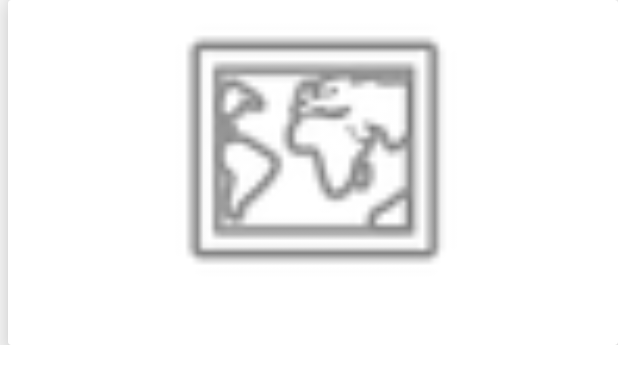
After one commit to 0scarL/AC_MovieDB, an Android app: the layout layout_movie_item.xml on its own in the app's theme, with its tools: preview values and no code run, on a phone screen of 412 x 824 dp. The commit adds this screen. Shown: the top 384 px of the screen. Run offline under Robolectric (Android 15) with nearby library versions, the phone set to English and light mode, and no system bars; network calls fail.

Commit message:
Creacion de Recycler view, servicios de Retrofit, layouts para ver peliculas titulo y poster, y se traen datos con uso de metodos standar de Android para realizar peticion fuera de hilo principal

```diff
--- a/app/src/main/java/com/e/ac_moviedb/Model/MovieDb.kt
+++ b/app/src/main/java/com/e/ac_moviedb/Model/Movie.kt
@@ -2,7 +2,7 @@ package com.e.ac_moviedb.Model
 
 import com.google.gson.annotations.SerializedName
 
-data class MovieDb(
+data class Movie(
     val adult: Boolean,
     @SerializedName("backdrop_path")
     val backdropPath: String,
--- a/app/src/main/java/com/e/ac_moviedb/Model/MovieDbResults.kt
+++ b/app/src/main/java/com/e/ac_moviedb/Model/MovieDbResults.kt
@@ -4,7 +4,7 @@ import com.google.gson.annotations.SerializedName
 
 data class MovieDbResults(
     val page: Int,
-    val results: List<MovieDb>,
+    val results: List<Movie>,
     @SerializedName("total_pages")
     val totalPages: Int,
     @SerializedName("total_results")
--- /dev/null
+++ b/app/src/main/res/layout/layout_movie_item.xml
@@ -0,0 +1,49 @@
+<?xml version="1.0" encoding="utf-8"?>
+<androidx.constraintlayout.widget.ConstraintLayout
+    xmlns:android="http://schemas.android.com/apk/res/android"
+    android:layout_width="match_parent"
+    android:layout_height="wrap_content"
+    xmlns:app="http://schemas.android.com/apk/res-auto">
+
+    <androidx.cardview.widget.CardView
+        android:id="@+id/my_cardview"
+        android:layout_width="match_parent"
+        android:layout_height="wrap_content"
+        app:cardElevation="15dp"
+        android:layout_marginStart="5dp"
+        app:layout_constraintStart_toStartOf="parent"
+        app:layout_constraintEnd_toEndOf="parent"
+        app:layout_constraintTop_toTopOf="parent"
+        app:layout_constraintBottom_toBottomOf="parent"
+        >
+        <androidx.constraintlayout.widget.ConstraintLayout
+            android:layout_width="match_parent"
+            android:layout_height="match_parent">
+
+        <ImageView
+            android:id="@+id/item_image"
+            android:layout_width="match_parent"
+            android:layout_height="200dp"
+            app:srcCompat="@android:drawable/ic_menu_mapmode"
+            app:layout_constraintTop_toTopOf="parent"
+            app:layout_constraintStart_toStartOf="parent"
+            android:contentDescription="Poster"
+            app:layout_constraintEnd_toEndOf="parent"
+            app:layout_constraintBottom_toTopOf="@id/item_title"/>
+
+
+        <TextView
+        android:id="@+id/item_title"
+        android:layout_width="wrap_content"
+        android:layout_height="wrap_content"
+        android:padding="5dp"
+        app:layout_constraintTop_toBottomOf="@id/item_image"
+        app:layout_constraintStart_toStartOf="@id/item_image"
+        app:layout_constraintEnd_toEndOf="@id/item_image"
+        app:layout_constraintBottom_toBottomOf="parent"
+        />
+
+        </androidx.constraintlayout.widget.ConstraintLayout>
+    </androidx.cardview.widget.CardView>
+
+</androidx.constraintlayout.widget.ConstraintLayout>
```
Also changed, not shown: app/build.gradle (+8 -1 lines), app/src/main/java/com/e/ac_moviedb/Adapter/MovieAdapter.kt (added, +29 -0 lines), app/src/main/java/com/e/ac_moviedb/MainActivity.kt (+37 -11 lines), app/src/main/res/layout/activity_main.xml (+15 -5 lines).
